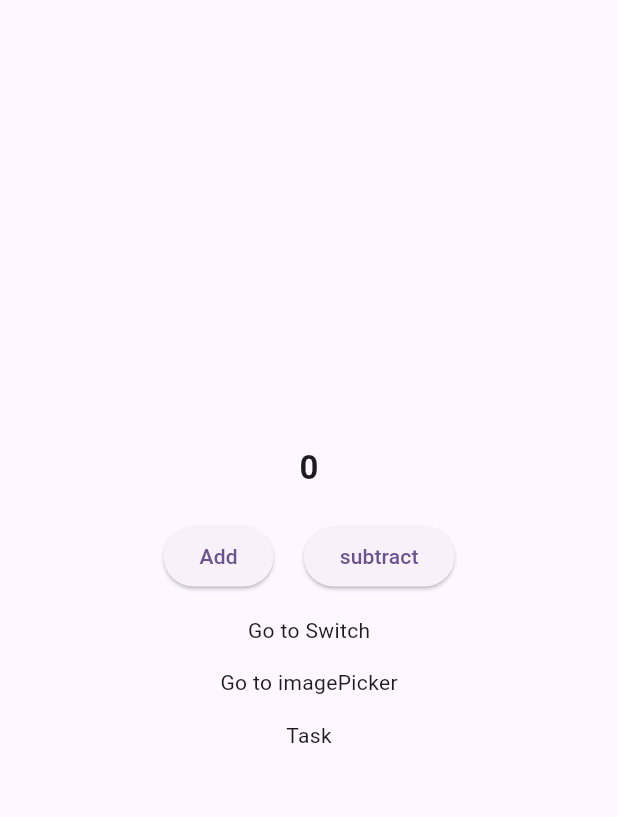
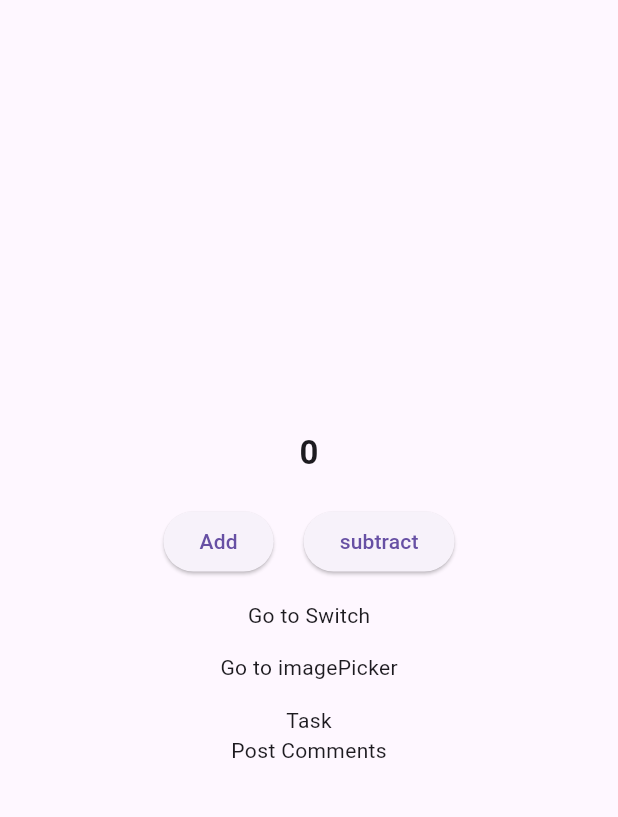
Before and after one commit to abdullah-785/Bloc-State-Management, a Flutter app: the screen it shows after launch, on a phone screen of 412 x 824 dp, the part 63-880 px from its top. Run offline on Flutter 3.47's test engine with Material 3 defaults, Android fonts, the phone set to English and light mode, and no system bars; our stand-ins replace bloc, equatable, flutter_bloc, image_picker.

Commit message:
working on filter comments

```diff
--- a/lib/Bloc/post_comment/post_events.dart
+++ b/lib/Bloc/post_comment/post_events.dart
@@ -1,8 +1,14 @@
 import 'package:equatable/equatable.dart';
 
 class PostEvents extends Equatable {
+  @override
   List<Object> get props => const [];
 }
 
+class FetchPostCommentEvents extends PostEvents {}
 
-class FetchPostCommentEvents extends PostEvents{}
+class SearchPostCommentEvents extends PostEvents {
+  String search;
+
+  SearchPostCommentEvents(this.search);
+}
--- a/lib/Bloc/post_comment/post_states.dart
+++ b/lib/Bloc/post_comment/post_states.dart
@@ -5,27 +5,31 @@ import 'package:equatable/equatable.dart';
 class PostStates extends Equatable {
   PostStatus postStatus;
   List<CommentPostModel> postList;
+  List<CommentPostModel> temPostList;
   String message;
 
   PostStates({
     this.postStatus = PostStatus.loading,
     this.postList = const [],
+    this.temPostList = const [],
     this.message = "",
   });
 
   PostStates copyWith({
     PostStatus? postStatus,
     List<CommentPostModel>? postList,
+    List<CommentPostModel>? temPostList,
     String? message,
   }) {
     return PostStates(
       postStatus: postStatus ?? this.postStatus,
       postList: postList ?? this.postList,
+      temPostList: temPostList ?? this.temPostList,
       message: message ?? this.message,
     );
   }
 
   @override
   // TODO: implement props
-  List<Object?> get props => [postStatus, postList, message];
+  List<Object?> get props => [postStatus, postList, temPostList, message];
 }
--- a/lib/main.dart
+++ b/lib/main.dart
@@ -26,10 +26,11 @@ class MyApp extends StatelessWidget {
       ],
       child: MaterialApp(
         title: 'Flutter Demo',
-        theme: ThemeData(
-          colorScheme: ColorScheme.fromSeed(seedColor: Colors.deepPurple),
-          useMaterial3: true,
-        ),
+        darkTheme: ThemeData(brightness: Brightness.dark, useMaterial3: true),
+        // theme: ThemeData(
+        //   colorScheme: ColorScheme.fromSeed(seedColor: Colors.deepPurple),
+        //   useMaterial3: true,
+        // ),
         home: Counter(),
       ),
     );
--- a/lib/ui/counter.dart
+++ b/lib/ui/counter.dart
@@ -2,6 +2,7 @@ import 'package:bloc_app/Bloc/counter/counter_bloc.dart';
 import 'package:bloc_app/Bloc/counter/counter_event.dart';
 import 'package:bloc_app/Bloc/counter/counter_states.dart';
 import 'package:bloc_app/ui/image_picker_ui.dart';
+import 'package:bloc_app/ui/post_comment.dart';
 import 'package:bloc_app/ui/switch_ui.dart';
 import 'package:bloc_app/ui/task_list_ui.dart';
 import 'package:flutter/material.dart';
@@ -84,6 +85,15 @@ class _CounterState extends State<Counter> {
                     MaterialPageRoute(builder: (context) => TaskList()));
               },
               child: Text("Task")),
+
+          // PostCommentUi
+
+          GestureDetector(
+              onTap: () {
+                Navigator.push(context,
+                    MaterialPageRoute(builder: (context) => PostCommentUi()));
+              },
+              child: Text("Post Comments")),
         ],
       ),
     );
```
Also changed, not shown: lib/Bloc/post_comment/post_bloc.dart (+26 -3 lines), lib/Repository/post_repositery.dart (+10 -7 lines), lib/ui/post_comment.dart (+73 -5 lines).
